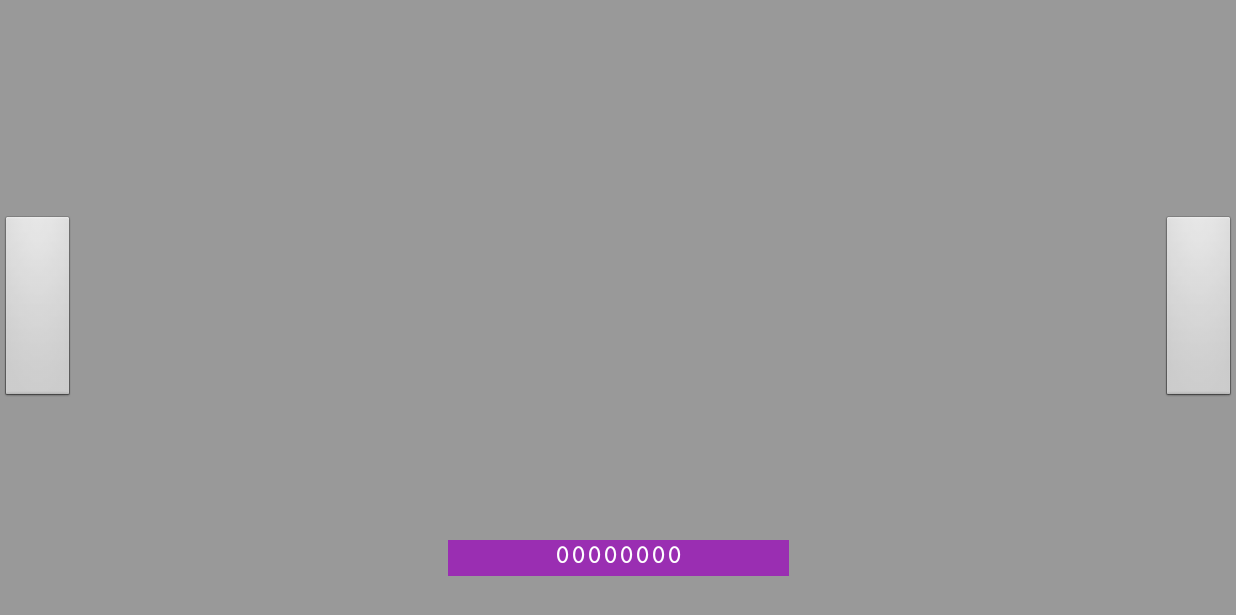
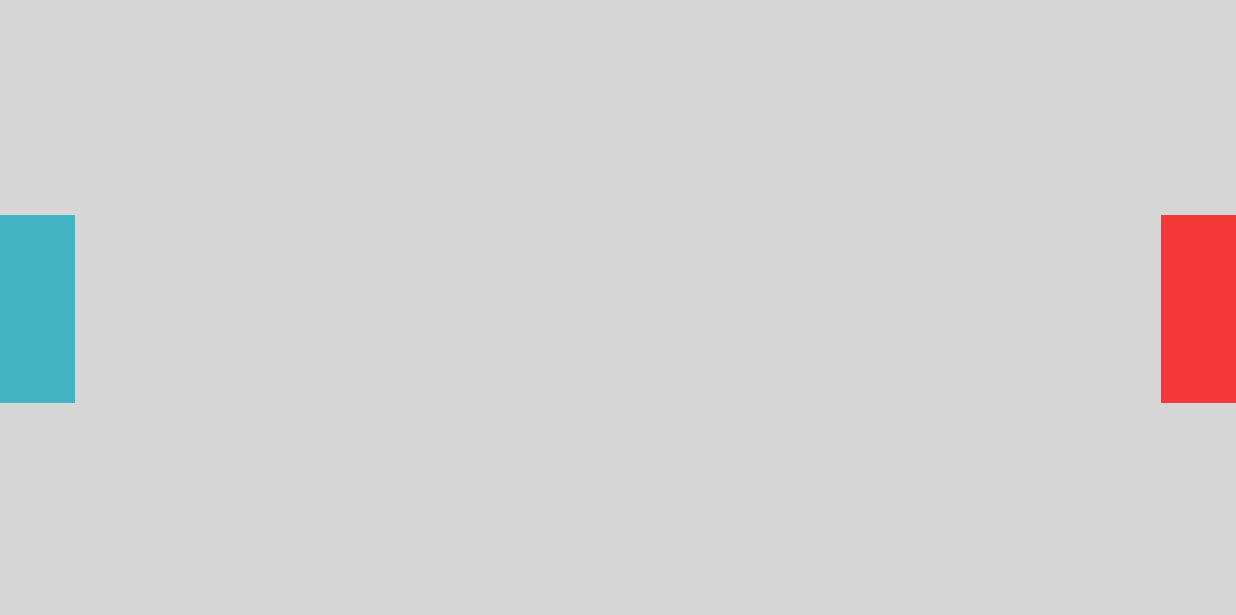
Before and after one commit to FlamingTNT/rhythm-game-project, an Android app: the MusicScreen screen opened directly, with no data from a screen before it, on a phone screen of 824 x 412 dp (held sideways). Shown: the top 615 px of the screen. Run offline under Robolectric (Android 15) with nearby library versions, the phone set to English and light mode, and no system bars; 1 statement that could not run was skipped.

Commit message:
Optimize loadSong and animation canceling notes, add background image

```diff
--- a/app/src/main/java/cs125/finalproject/MusicScreen.java
+++ b/app/src/main/java/cs125/finalproject/MusicScreen.java
@@ -6,6 +6,7 @@ import android.content.pm.ActivityInfo;
 import android.os.Bundle;
 import android.support.constraint.ConstraintLayout;
 import android.view.View;
+import android.view.animation.AlphaAnimation;
 import android.view.animation.Animation;
 import android.view.animation.AnimationSet;
 import android.view.animation.ScaleAnimation;
@@ -34,6 +35,13 @@ public class MusicScreen extends Activity {
         TextView text = findViewById(R.id.song_title);
         text.setText(song);
 
+        //Animation bgFadeIn = new AlphaAnimation(0, 1);
+        if (song.equals("Give Me Candy")) {
+            screen.setBackground(getDrawable(R.drawable.candy));
+        }
+        /*bgFadeIn.setDuration(1500);
+        screen.startAnimation(bgFadeIn);*/
+
         Animation titleLoad = new ScaleAnimation(0, 1, 0.2f, 0.2f);
         titleLoad.setDuration(700);
         titleLoad.setStartOffset(500);
@@ -48,11 +56,16 @@ public class MusicScreen extends Activity {
         coresAnimation.setDuration(1000);
         coresAnimation.setStartOffset(3000);
 
+        Animation scoreFadeIn = new AlphaAnimation(0, 1);
+        scoreFadeIn.setDuration(1000);
+        scoreFadeIn.setStartOffset(4500);
+
         AnimationSet set = new AnimationSet(true);
         set.addAnimation(titleLoad);
         set.addAnimation(titleDrop);
         text.startAnimation(set);
         cores.startAnimation(coresAnimation);
+        scoreView.startAnimation(scoreFadeIn);
 
         new Thread(new Runnable() {
             @Override
@@ -76,10 +89,10 @@ public class MusicScreen extends Activity {
             double percentDistCovered = totalTimeTaken / (Note.DURATION);
             //System.out.println("Total time taken: " + totalTimeTaken);
             //System.out.println("Note destroyed! % dist = " + percentDistCovered);
-            if (percentDistCovered >= 0.8 && closestNote.getView() != null) {
+            if (percentDistCovered >= 0.75 && closestNote.getView() != null) {
+                closestNote.getView().animate().cancel();
+                closestNote.getView().clearAnimation();
                 screen.removeView(closestNote.getView());
-                Song.removeLeftNote(closestNote);
-                closestNote.getView().getAnimation().cancel();
                 score += 100;
                 updateScore();
                 //System.out.println("Your score: " + score);
@@ -94,10 +107,10 @@ public class MusicScreen extends Activity {
             double percentDistCovered = totalTimeTaken / (Note.DURATION);
             //System.out.println("Total time taken: " + totalTimeTaken);
             //System.out.println("Note destroyed! % dist = " + percentDistCovered);
-            if (percentDistCovered >= 0.8 && closestNote.getView() != null) {
-                closestNote.getView().getAnimation().cancel();
+            if (percentDistCovered >= 0.75 && closestNote.getView() != null) {
+                closestNote.getView().animate().cancel();
+                closestNote.getView().clearAnimation();
                 screen.removeView(closestNote.getView());
-                Song.removeRightNote(closestNote);
                 score += 100;
                 updateScore();
                 //System.out.println("Your score: " + score);
--- a/app/src/main/java/cs125/finalproject/Note.java
+++ b/app/src/main/java/cs125/finalproject/Note.java
@@ -50,7 +50,6 @@ public class Note {
 
                         @Override
                         public void onAnimationEnd(Animation animation) {
-                            layout.removeView(note);
                             stop();
                         }
 
@@ -84,7 +83,6 @@ public class Note {
 
                         @Override
                         public void onAnimationEnd(Animation animation) {
-                            layout.removeView(note);
                             stop();
                         }
 
@@ -103,6 +101,7 @@ public class Note {
     }
 
     private void stop() {
+        layout.removeView(noteView);
         if (isLeft) {
             Song.removeLeftNote(this);
         } else {
--- a/app/src/main/java/cs125/finalproject/SongManager.java
+++ b/app/src/main/java/cs125/finalproject/SongManager.java
@@ -33,8 +33,9 @@ public class SongManager {
 
     public void loadSong(String name) {
         ArrayList<Note> noteList = new ArrayList<>();
-        if (name.equals("candy")) {
-            try {
+
+        try {
+            if (name.equals("candy")) {
                 InputStream is = screen.getAssets().open("candy.txt");
                 BufferedReader reader = new BufferedReader(new InputStreamReader(is));
                 String noteLine;
@@ -46,11 +47,11 @@ public class SongManager {
                         noteList.add(new Note(true, Long.parseLong(split[1]) + delay, screen));
                     }
                 }
-            } catch (IOException e) {
-                e.printStackTrace();
             }
-            currentSong = new Song(noteList);
+        } catch (IOException e) {
+            e.printStackTrace();
         }
+        currentSong = new Song(noteList);
     }
 
     public void playSong() {
--- a/app/src/main/res/layout/music_screen.xml
+++ b/app/src/main/res/layout/music_screen.xml
@@ -5,7 +5,10 @@
     android:id="@+id/music_screen"
     android:layout_width="match_parent"
     android:layout_height="match_parent"
+    android:alpha="1"
     android:background="#999999"
+    android:backgroundTint="#99ffffff"
+    android:backgroundTintMode="src_over"
     tools:context=".MusicScreen">
 
     <TextView
@@ -32,6 +35,7 @@
         android:id="@+id/right_button"
         android:layout_width="50dp"
         android:layout_height="125dp"
+        android:background="#bbff0000"
         android:onClick="rightClicked"
         app:layout_constraintBaseline_toBaselineOf="@+id/left_button"
         app:layout_constraintEnd_toEndOf="parent" />
@@ -42,6 +46,7 @@
         android:layout_height="125dp"
         android:layout_marginTop="16dp"
         android:layout_marginBottom="16dp"
+        android:background="#bb0da7bc"
         android:onClick="leftClicked"
         app:layout_constrainedHeight="false"
         app:layout_constraintBottom_toBottomOf="parent"
```
Also changed, not shown: app/src/main/res/blue_note.png (deleted), app/src/main/res/red_note.png (deleted).
